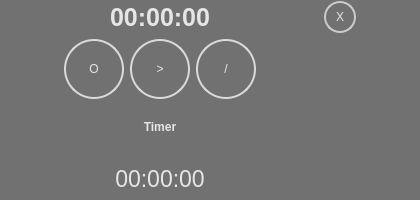
This is SmartTimer/timerwidget.ui in secondYearProjects/SmartTimer as Qt 5 draws it before an edit. The edited form follows.
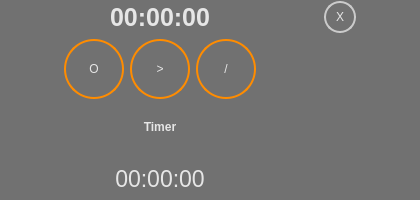
This is the edited form.

Commit message: Redesign GUI and add Timer Name

What changed in the file:
```diff
--- a/SmartTimer/timerwidget.ui
+++ b/SmartTimer/timerwidget.ui
@@ -459,12 +459,16 @@
 }
 
 QPushButton {
-	border: 2px solid #DADADA;
+	border: 2px solid #FF8C00;
 	border-radius: 30px;
 	
 	color: rgb(230, 230, 230);
 }
 
+QPushButton:!enabled {
+	border: 2px solid rgb(200, 200, 200);
+}
+
 QPushButton#deleteTimerButton {
 	border: 2px solid #CBCBCB;
 	border-radius: 16px;
```
Left out of the diff: 4 changed lines with no effect on the pictures. The commit also changes 7 other files.
